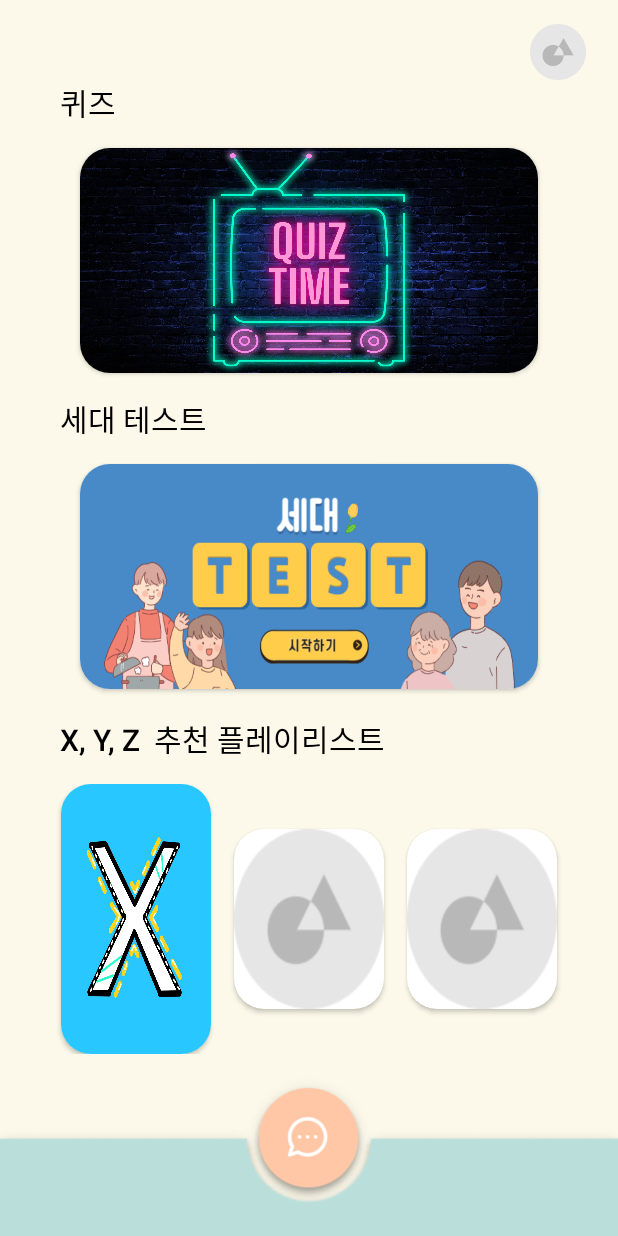
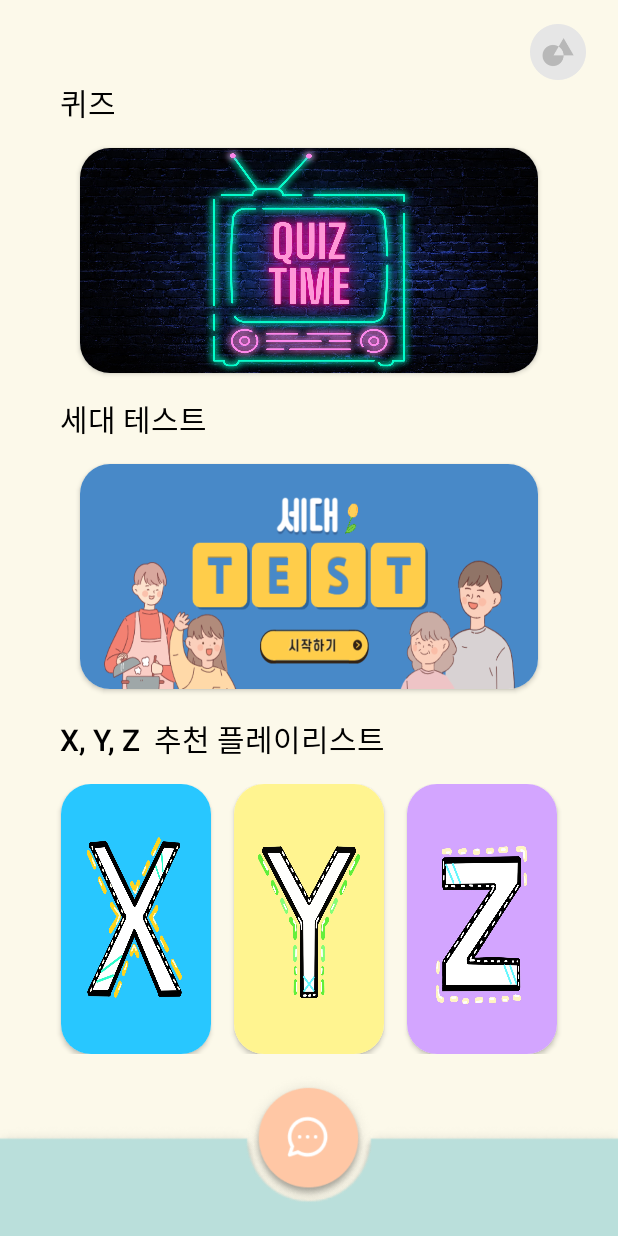
Before and after one commit to Sookmyung-Software-Hackathon/TEAM11-BARIBARI, an Android app: the layout activity_main.xml on its own in the app's theme, with its tools: preview values and no code run, on a phone screen of 412 x 824 dp. Run offline under Robolectric (Android 15) with nearby library versions, the phone set to English and light mode, and no system bars.

Commit message:
사진 수정

```diff
--- a/Common/app/src/main/res/layout/activity_main.xml
+++ b/Common/app/src/main/res/layout/activity_main.xml
@@ -131,7 +131,7 @@
                     android:layout_width="100dp"
                     android:layout_height="match_parent"
                     android:scaleType="fitXY"
-                    android:src="@drawable/album"
+                    android:src="@drawable/y_playlist"
                     app:srcCompat="@drawable/y_playlist" />
             </androidx.cardview.widget.CardView>
 
@@ -150,7 +150,7 @@
                     android:layout_width="100dp"
                     android:layout_height="match_parent"
                     android:scaleType="fitXY"
-                    android:src="@drawable/album"
+                    android:src="@drawable/z_playlist"
                     app:srcCompat="@drawable/z_playlist" />
             </androidx.cardview.widget.CardView>
 
```
